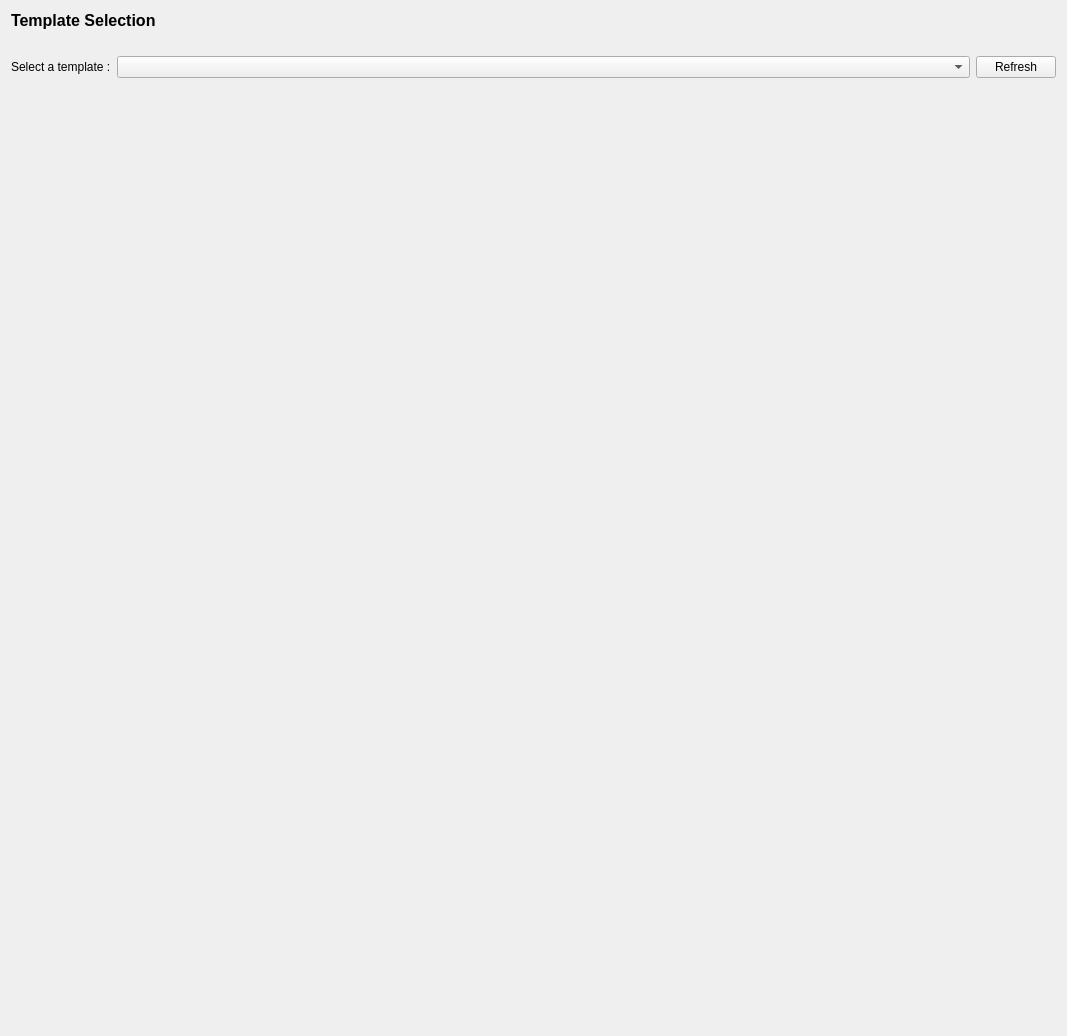
First picture: the form in forms/PageTemplateSelection.ui, repository ThomasEscalle/WombatAutoRig, before the edit.
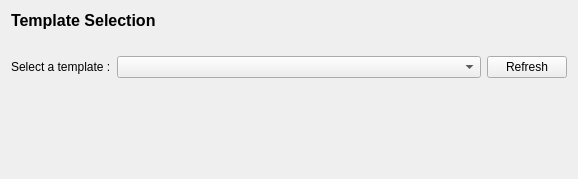
Second picture: the form after the edit.

Patch:
```diff
--- a/forms/PageTemplateSelection.ui
+++ b/forms/PageTemplateSelection.ui
@@ -6,8 +6,8 @@
    <rect>
     <x>0</x>
     <y>0</y>
-    <width>1067</width>
-    <height>1036</height>
+    <width>578</width>
+    <height>179</height>
    </rect>
   </property>
   <property name="windowTitle">
```
Left out of the diff: 7 changed lines with no effect on the pictures.
